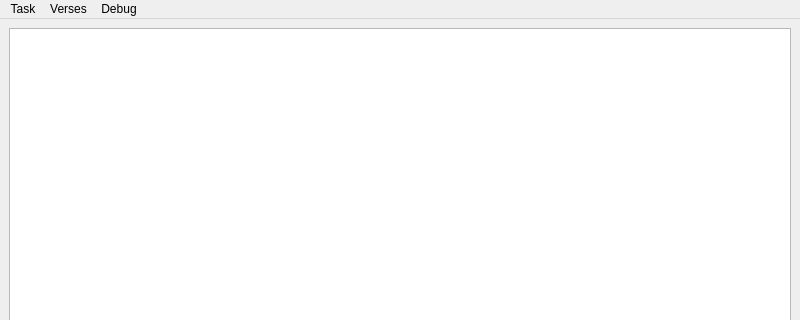
The window that dataentry.ui (deadlytoah/mvp) describes before a commit, drawn with Qt 5; both pictures show x 0 to 800 and y 0 to 320 of the 800 by 600 pixel window.
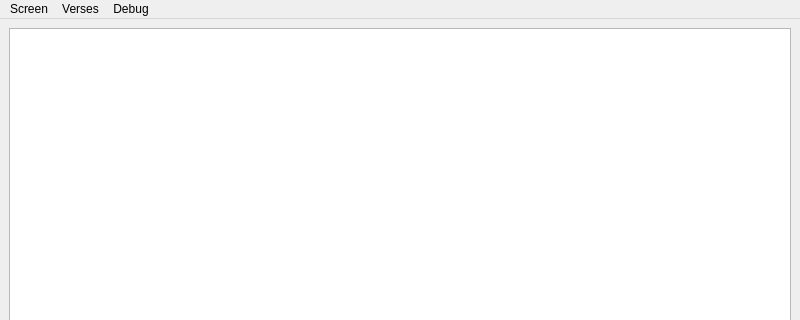
The same window after the commit.

Commit message: make flash card screen to be the initial screen.

The edit to the form file:
```diff
--- a/dataentry.ui
+++ b/dataentry.ui
@@ -78,7 +78,7 @@
    </widget>
    <widget class="QMenu" name="menuData_Entry">
     <property name="title">
-     <string>Task</string>
+     <string>Screen</string>
     </property>
     <addaction name="actionVerse_Entry"/>
     <addaction name="action_view_flash_cards"/>
```
Left out of the diff: 6 changed lines with no effect on the pictures. The commit also changes 2 other files.
